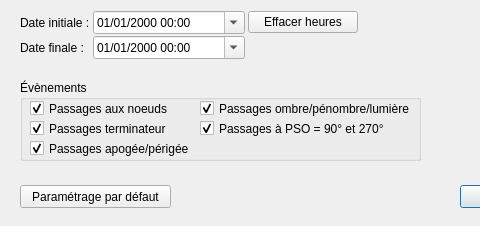
mconsidine/previsat_archive, file src/interface/onglets/previsions/calculsevenementsorbitaux.ui: the form before one commit; both pictures show x 0 to 480 and y 0 to 226 of the 792 by 226 pixel window.
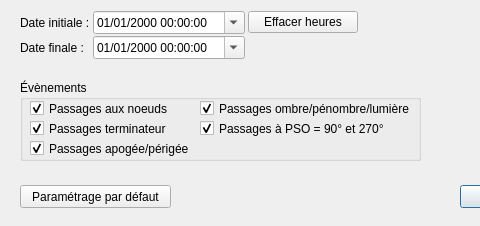
The form after the commit.

```diff
--- a/src/interface/onglets/previsions/calculsevenementsorbitaux.ui
+++ b/src/interface/onglets/previsions/calculsevenementsorbitaux.ui
@@ -198,7 +198,7 @@
        <enum>QAbstractSpinBox::UpDownArrows</enum>
       </property>
       <property name="displayFormat">
-       <string extracomment="Date format">dd/MM/yyyy HH:mm</string>
+       <string extracomment="Date format">dd/MM/yyyy HH:mm:ss</string>
       </property>
       <property name="calendarPopup">
        <bool>true</bool>
@@ -230,7 +230,7 @@
        <enum>QAbstractSpinBox::UpDownArrows</enum>
       </property>
       <property name="displayFormat">
-       <string extracomment="Date format">dd/MM/yyyy HH:mm</string>
+       <string extracomment="Date format">dd/MM/yyyy HH:mm:ss</string>
       </property>
       <property name="calendarPopup">
        <bool>true</bool>
```
